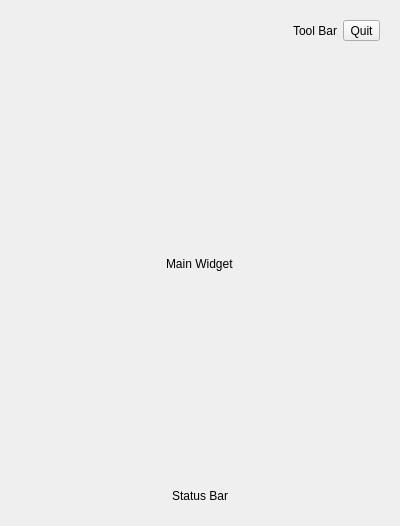
Above: Forms/SystemTrayMenu.ui from iatanasov77/vs-web-guitarpro-store before the change. Below: the same form after it.
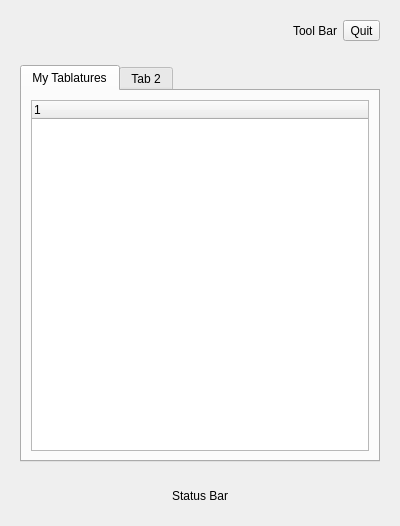
That is the form after the change.

Commit message: Create TabedWidget with DisplayMyTablatures Tab in SystemTrayMenu.

```diff
--- a/Forms/SystemTrayMenu.ui
+++ b/Forms/SystemTrayMenu.ui
@@ -81,38 +81,33 @@
        </property>
        <layout class="QGridLayout" name="gridLayout">
         <item row="0" column="0">
-         <spacer name="horizontalSpacer">
-          <property name="orientation">
-           <enum>Qt::Horizontal</enum>
+         <widget class="QTabWidget" name="tabWidget">
+          <property name="currentIndex">
+           <number>0</number>
           </property>
-          <property name="sizeHint" stdset="0">
-           <size>
-            <width>139</width>
-            <height>20</height>
-           </size>
-          </property>
-         </spacer>
-        </item>
-        <item row="0" column="1">
-         <widget class="QLabel" name="label">
-          <property name="text">
-           <string>Main Widget</string>
-          </property>
+          <widget class="QWidget" name="tab">
+           <attribute name="title">
+            <string>My Tablatures</string>
+           </attribute>
+           <layout class="QVBoxLayout" name="verticalLayout_2">
+            <item>
+             <widget class="QTreeWidget" name="treeWidget">
+              <column>
+               <property name="text">
+                <string notr="true">1</string>
+               </property>
+              </column>
+             </widget>
+            </item>
+           </layout>
+          </widget>
+          <widget class="QWidget" name="tab_2">
+           <attribute name="title">
+            <string>Tab 2</string>
+           </attribute>
+          </widget>
          </widget>
         </item>
-        <item row="0" column="2">
-         <spacer name="horizontalSpacer_2">
-          <property name="orientation">
-           <enum>Qt::Horizontal</enum>
-          </property>
-          <property name="sizeHint" stdset="0">
-           <size>
-            <width>139</width>
-            <height>20</height>
-           </size>
-          </property>
-         </spacer>
-        </item>
        </layout>
       </widget>
      </item>
```
The commit also changes 4 other files.
